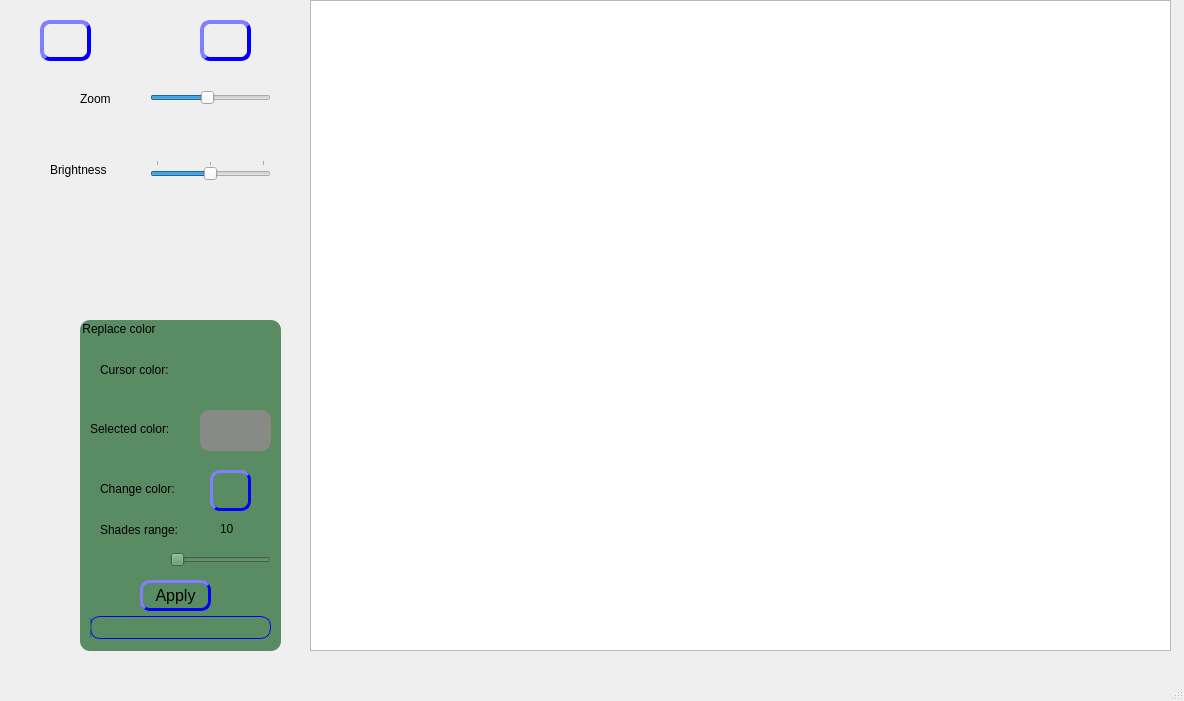
This is mainwindow.ui in denis-yevd/QtCreator as Qt 5 draws it before an edit. The edited form follows.
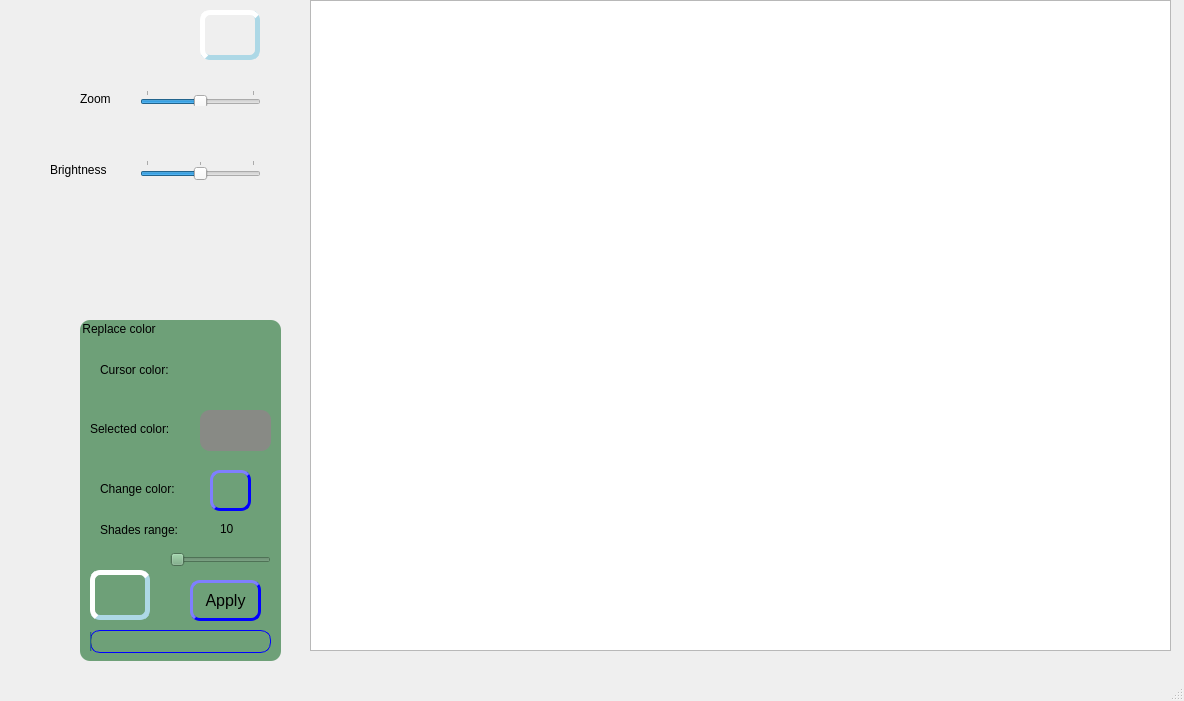
This is the edited form. Icons and pictures are not drawn.

The edit to the form file:
```diff
--- a/mainwindow.ui
+++ b/mainwindow.ui
@@ -55,9 +55,9 @@
     <property name="geometry">
      <rect>
       <x>200</x>
-      <y>20</y>
-      <width>51</width>
-      <height>41</height>
+      <y>10</y>
+      <width>60</width>
+      <height>50</height>
      </rect>
     </property>
     <property name="focusPolicy">
@@ -77,7 +77,7 @@
 	background-image: url(:/res/Icons/open.png);
 background-position:center;
  background-repeat:norepeat;
-border: 4px solid blue;
+border: 5px solid lightblue;
 border-radius: 10px;
 border-style: outset;
 font-size:16px;
@@ -108,7 +108,7 @@
    <widget class="QSlider" name="horizontalSlider">
     <property name="geometry">
      <rect>
-      <x>150</x>
+      <x>140</x>
       <y>90</y>
       <width>121</width>
       <height>16</height>
@@ -137,10 +137,10 @@
      <set>Qt::ImhNone</set>
     </property>
     <property name="minimum">
-     <number>1</number>
+     <number>0</number>
     </property>
     <property name="maximum">
-     <number>20</number>
+     <number>10</number>
     </property>
     <property name="singleStep">
      <number>1</number>
@@ -149,10 +149,10 @@
      <number>1</number>
     </property>
     <property name="value">
-     <number>10</number>
+     <number>5</number>
     </property>
     <property name="sliderPosition">
-     <number>10</number>
+     <number>5</number>
     </property>
     <property name="tracking">
      <bool>true</bool>
@@ -160,8 +160,17 @@
     <property name="orientation">
      <enum>Qt::Horizontal</enum>
     </property>
+    <property name="invertedAppearance">
+     <bool>false</bool>
+    </property>
+    <property name="invertedControls">
+     <bool>false</bool>
+    </property>
     <property name="tickPosition">
-     <enum>QSlider::NoTicks</enum>
+     <enum>QSlider::TicksAbove</enum>
+    </property>
+    <property name="tickInterval">
+     <number>10</number>
     </property>
    </widget>
    <widget class="QLabel" name="label_2">
@@ -183,11 +192,11 @@
       <x>80</x>
       <y>320</y>
       <width>201</width>
-      <height>331</height>
+      <height>341</height>
      </rect>
     </property>
     <property name="styleSheet">
-     <string notr="true">background-color: rgb(90, 140, 100);
+     <string notr="true">background-color: rgb(110, 160,120);
 border-radius:10px;</string>
     </property>
     <property name="title">
@@ -197,7 +206,7 @@
      <property name="geometry">
       <rect>
        <x>10</x>
-       <y>296</y>
+       <y>310</y>
        <width>181</width>
        <height>23</height>
       </rect>
@@ -277,10 +286,10 @@
     <widget class="QPushButton" name="ApplyButton">
      <property name="geometry">
       <rect>
-       <x>60</x>
+       <x>110</x>
        <y>260</y>
        <width>71</width>
-       <height>31</height>
+       <height>41</height>
       </rect>
      </property>
      <property name="styleSheet">
@@ -416,14 +425,13 @@
       <string>10</string>
      </property>
     </widget>
-   </widget>
    <widget class="QPushButton" name="Button_undo">
     <property name="geometry">
      <rect>
-      <x>40</x>
-      <y>20</y>
-      <width>51</width>
-      <height>41</height>
+       <x>10</x>
+       <y>250</y>
+       <width>60</width>
+       <height>50</height>
      </rect>
     </property>
     <property name="toolTip">
@@ -434,7 +442,7 @@
 background-image: url(:/res/Icons/undo.png);
 background-position:center;
  background-repeat:norepeat;
-border: 4px solid blue;
+border: 5px solid lightblue;
 border-radius: 10px;
 border-style: outset;
 }
@@ -446,10 +454,11 @@
      <string/>
     </property>
    </widget>
+   </widget>
    <widget class="QSlider" name="Slider_darker">
     <property name="geometry">
      <rect>
-      <x>150</x>
+      <x>140</x>
       <y>160</y>
       <width>121</width>
       <height>20</height>
@@ -498,7 +507,6 @@
    <zorder>horizontalSlider</zorder>
    <zorder>label_2</zorder>
    <zorder>groupBox</zorder>
-   <zorder>Button_undo</zorder>
    <zorder>Slider_darker</zorder>
    <zorder>label_5</zorder>
   </widget>
```
Lines whose indentation alone changed are shown as unchanged.
